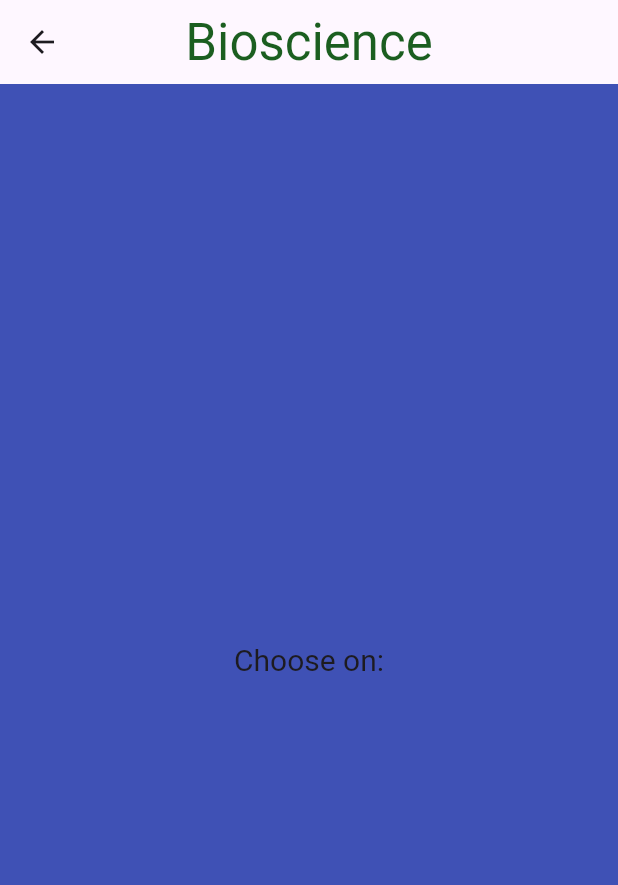
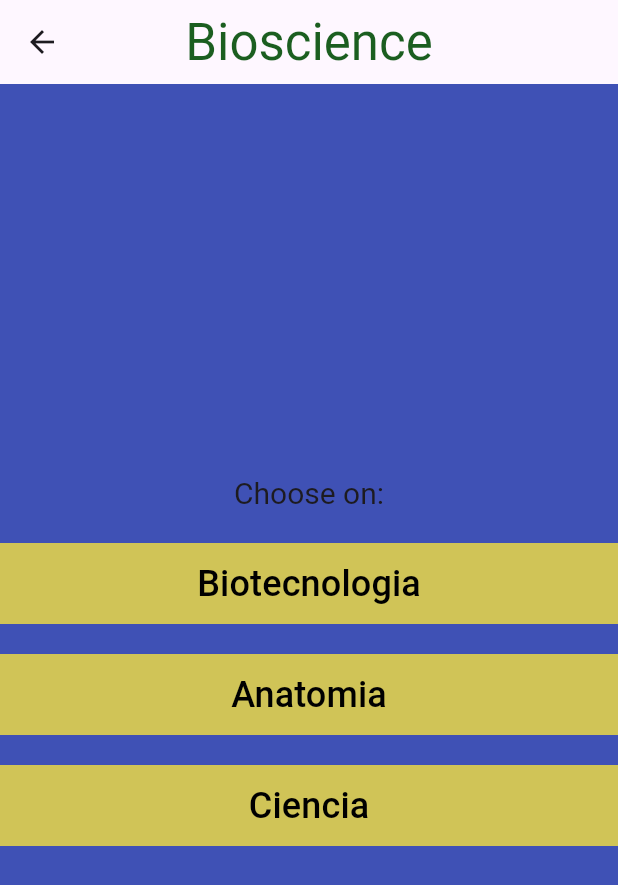
Before and after one commit to Bryan18-Alvarado/quizzApp, a Flutter app: the BiosciencePage screen opened directly, on a phone screen of 412 x 824 dp. Shown: the top 885 px of the screen. Run offline on Flutter 3.47's test engine with Material 3 defaults, Android fonts, the phone set to English and light mode, and no system bars; our stand-ins replace get, google_fonts; Roboto replaces fonts that are missing (Alkatra).

Commit message:
creacion de los 3 botones de  sciences.

```diff
--- a/flutter_quizz/lib/screens/bioscience.dart
+++ b/flutter_quizz/lib/screens/bioscience.dart
@@ -1,6 +1,7 @@
 import 'package:flutter/material.dart';
 import 'package:get/get.dart';
 import 'package:google_fonts/google_fonts.dart';
+import 'package:tiedepeli/screens/main_menu.dart';
 
 class BiosciencePage extends StatelessWidget {
   @override
@@ -11,28 +12,120 @@ class BiosciencePage extends StatelessWidget {
         title: Text(
           'Bioscience',
           style: GoogleFonts.alkatra(
-              textStyle:
-                  Theme.of(context).textTheme.headlineMedium, // Corregí el estilo
-              color: Colors.green[900],
-              fontSize: 34.0,
-            ),
+            textStyle: Theme.of(context).textTheme.headlineMedium,
+            color: Colors.green[900],
+            fontSize: 34.0,
           ),
+        ),
         centerTitle: true,
-
       ),
       body: Center(
         child: Column(
           mainAxisAlignment: MainAxisAlignment.center,
-          children: [ // Espacio entre "Bioscience" y "Bienvenido"
+          children: [
             Text(
               'Choose on:',
               style: GoogleFonts.bodoniModa(
                 fontSize: 20.0,
-                textStyle:
-                 Theme.of(context).textTheme.headline4,
+                textStyle: Theme.of(context).textTheme.headline4,
+              ),
+              textAlign: TextAlign.center,
+            ),
+            SizedBox(height: 20), // Espacio entre "Choose on:" y los botones
+            Row(
+              mainAxisAlignment: MainAxisAlignment.center,
+              children: [
+                Expanded(
+                  child: TextButton(
+                    onPressed: () {
+                      Navigator.push(
+                        context,
+                        MaterialPageRoute(builder: (context) => MainMenu())
+                      );
+                    },
+                    style: ButtonStyle(
+                      shape: MaterialStateProperty.all<OutlinedBorder>(
+                        RoundedRectangleBorder(
+                          borderRadius: BorderRadius.zero,
+                        ),
+                      ),
+                      backgroundColor: MaterialStateProperty.all<Color>(
+                        Color.fromARGB(255, 208, 196, 87),
+                      ),
+                      padding: MaterialStateProperty.all<EdgeInsetsGeometry>(
+                        EdgeInsets.symmetric(vertical: 10, horizontal: 30),
+                      ),
+                    ),
+                    child: Text(
+                      "Biotecnologia",
+                      style: TextStyle(color: Colors.black, fontSize: 24),
+                    ),
+                  ),
                 ),
-              textAlign: TextAlign.center,
-
+              ],
+            ),
+            SizedBox(height: 20), // Espacio entre los botones
+            Row(
+              mainAxisAlignment: MainAxisAlignment.center,
+              children: [
+                Expanded(
+                  child: TextButton(
+                    onPressed: () {
+                      Navigator.push(
+                        context,
+                        MaterialPageRoute(builder: (context) => MainMenu())
+                      );
+                    },
+                    style: ButtonStyle(
+                      shape: MaterialStateProperty.all<OutlinedBorder>(
+                        RoundedRectangleBorder(
+                          borderRadius: BorderRadius.zero,
+                        ),
+                      ),
+                      backgroundColor: MaterialStateProperty.all<Color>(
+                        Color.fromARGB(255, 208, 196, 87),
+                      ),
+                      padding: MaterialStateProperty.all<EdgeInsetsGeometry>(
+                        EdgeInsets.symmetric(vertical: 10, horizontal: 30),
+                      ),
+                    ),
+                    child: Text(
+                      "Anatomia",
+                      style: TextStyle(color: Colors.black, fontSize: 24),
+                    ),
+                  ),
+                ),
+              ],
+            ),
+            SizedBox(height: 20), // Espacio entre los botones
+            Row(
+              mainAxisAlignment: MainAxisAlignment.center,
+              children: [
+                Expanded(
+                  child: TextButton(
+                    onPressed: () {
+                      // Aquí puedes añadir la navegación para el botón "Ciencia"
+                    },
+                    style: ButtonStyle(
+                      shape: MaterialStateProperty.all<OutlinedBorder>(
+                        RoundedRectangleBorder(
+                          borderRadius: BorderRadius.zero,
+                        ),
+                      ),
+                      backgroundColor: MaterialStateProperty.all<Color>(
+                        Color.fromARGB(255, 208, 196, 87),
+                      ),
+                      padding: MaterialStateProperty.all<EdgeInsetsGeometry>(
+                        EdgeInsets.symmetric(vertical: 10, horizontal: 30),
+                      ),
+                    ),
+                    child: Text(
+                      "Ciencia",
+                      style: TextStyle(color: Colors.black, fontSize: 24),
+                    ),
+                  ),
+                ),
+              ],
             ),
           ],
         ),
--- a/flutter_quizz/lib/screens/result_screen.dart
+++ b/flutter_quizz/lib/screens/result_screen.dart
@@ -6,6 +6,7 @@ import 'package:tiedepeli/ui/shared/color.dart';
 import 'package:google_fonts/google_fonts.dart';
 import 'package:tiedepeli/screens/bioscience.dart';
 
+// ignore: must_be_immutable
 class ResultScreen extends StatefulWidget {
   int score;
   ResultScreen(this.score, {Key? key}) : super(key: key);
--- /dev/null
+++ b/flutter_quizz/lib/screens/sciences.dart
@@ -0,0 +1 @@
+//TODO: area de biociencias
```
Also changed, not shown: flutter_quizz/lib/data/questions_example.dart (+125 -126 lines).
